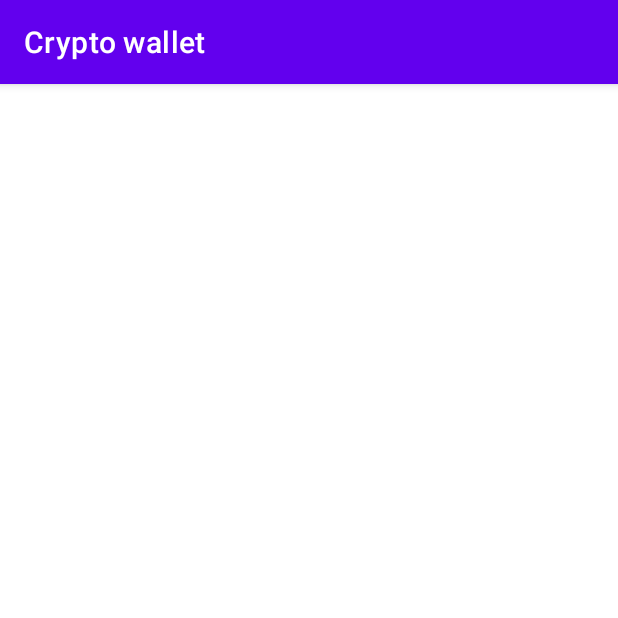
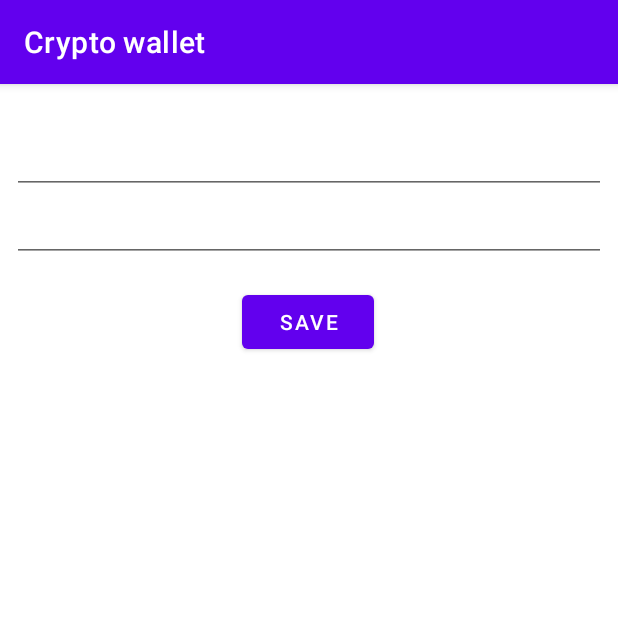
Before and after one commit to matus-olejnik/mobv, an Android app: the screen it shows after launch (MainActivity), after a tap on "KONTAKTY", on a phone screen of 412 x 824 dp, the top half of it. Run offline under Robolectric (Android 15) with nearby library versions, the phone set to English and light mode, and no system bars; our stand-ins replace Room's generated code, data binding.

Commit message:
feat: Contacts logic implementation

```diff
--- /dev/null
+++ b/app/src/main/java/com/emmm/mobv/screens/contacts/ContactsAdapter.kt
@@ -0,0 +1,28 @@
+package com.emmm.mobv.screens.contacts
+
+import android.view.LayoutInflater
+import android.view.ViewGroup
+import androidx.recyclerview.widget.RecyclerView
+import com.emmm.mobv.data.db.model.ContactItem
+import com.emmm.mobv.databinding.ContactItemBinding
+
+class ContactsAdapter(private val contactsViewModel: ContactsViewModel) : RecyclerView.Adapter<ContactsViewHolder>() {
+
+    var contacts = listOf<ContactItem>()
+        set(value) {
+            field = value
+            notifyDataSetChanged()
+        }
+
+    override fun onCreateViewHolder(parent: ViewGroup, viewType: Int): ContactsViewHolder {
+        val inflater = LayoutInflater.from(parent.context)
+        val dataBinding = ContactItemBinding.inflate(inflater, parent, false)
+        return ContactsViewHolder(dataBinding, contactsViewModel)
+    }
+
+    override fun getItemCount() = contacts.size
+
+    override fun onBindViewHolder(holder: ContactsViewHolder, position: Int) {
+        holder.setup(contacts[position])
+    }
+}
--- a/app/src/main/java/com/emmm/mobv/screens/contacts/ContactsFragment.kt
+++ b/app/src/main/java/com/emmm/mobv/screens/contacts/ContactsFragment.kt
@@ -1,7 +1,47 @@
 package com.emmm.mobv.screens.contacts;
 
+import android.os.Bundle
+import android.view.LayoutInflater
+import android.view.View
+import android.view.ViewGroup
+import androidx.databinding.DataBindingUtil
 import androidx.fragment.app.Fragment
+import androidx.lifecycle.ViewModelProvider
+import androidx.recyclerview.widget.LinearLayoutManager
+import androidx.recyclerview.widget.RecyclerView
+import com.emmm.mobv.R
+import com.emmm.mobv.data.util.Injection
+import com.emmm.mobv.databinding.ContactsFragmentBinding
 
 class ContactsFragment : Fragment() {
-    //TODO
+
+    private lateinit var contactsViewModel: ContactsViewModel
+    private lateinit var binding: ContactsFragmentBinding
+
+    override fun onCreateView(
+        inflater: LayoutInflater, container: ViewGroup?,
+        savedInstanceState: Bundle?
+    ): View? {
+        // Inflate the layout for this fragment
+        binding = DataBindingUtil.inflate(
+            inflater, R.layout.contacts_fragment, container, false
+        )
+        binding.lifecycleOwner = this
+        contactsViewModel =
+            ViewModelProvider(this, Injection.provideViewModelFactory(requireContext()))
+                .get(ContactsViewModel::class.java)
+
+        binding.model = contactsViewModel
+
+        binding.contactList.layoutManager = LinearLayoutManager(context, RecyclerView.VERTICAL, false)
+        //binding.wordsList.layoutManager = LinearLayoutManager(context,RecyclerView.VERTICAL,true)
+        //binding.wordsList.layoutManager = LinearLayoutManager(context,RecyclerView.HORIZONTAL,false)
+        //binding.wordsList.layoutManager = GridLayoutManager(context,3,RecyclerView.VERTICAL,false)
+
+        val adapter = ContactsAdapter(contactsViewModel)
+        binding.contactList.adapter = adapter
+        contactsViewModel.contacts.observe(viewLifecycleOwner) { adapter.contacts = it }
+
+        return binding.root
+    }
 }
--- a/app/src/main/java/com/emmm/mobv/screens/contacts/ContactsViewModel.kt
+++ b/app/src/main/java/com/emmm/mobv/screens/contacts/ContactsViewModel.kt
@@ -1,7 +1,38 @@
 package com.emmm.mobv.screens.contacts;
 
+import android.util.Log
+import androidx.lifecycle.LiveData
+import androidx.lifecycle.MutableLiveData
 import androidx.lifecycle.ViewModel
+import androidx.lifecycle.viewModelScope
+import com.emmm.mobv.data.DataRepository
+import com.emmm.mobv.data.db.model.ContactItem
+import kotlinx.coroutines.launch
+import java.util.*
 
-class ContactsViewModel : ViewModel() {
-    //TODO
+class ContactsViewModel(private val repository: DataRepository) : ViewModel() {
+
+    private val mainAccountId = "testAccountId" //TODO change "testAccountId" dynamically
+
+    val contacts: LiveData<List<ContactItem>>
+        get() = repository.getAllContacts(mainAccountId)
+
+    val contactNameEditText: MutableLiveData<String> = MutableLiveData()
+
+    val contactAccountIdEditText: MutableLiveData<String> = MutableLiveData()
+
+    fun insertContact() {
+        viewModelScope.launch {
+            val contactItem = ContactItem(
+                UUID.randomUUID().toString(),
+                contactNameEditText.value ?: "Nezadane meno",
+                mainAccountId,
+                contactAccountIdEditText.value ?: "Nezadane account id"
+            )
+            Log.i("ContactsViewModel", "inserting $contactItem")
+
+            repository.insertContact(contactItem)
+        }
+
+    }
 }
--- a/app/src/main/res/layout/contacts_fragment.xml
+++ b/app/src/main/res/layout/contacts_fragment.xml
@@ -1,27 +1,69 @@
-<?xml version="1.0" encoding="utf-8"?><!--
-  ~ Copyright (C) 2019 Google Inc.
-  ~
-  ~ Licensed under the Apache License, Version 2.0 (the "License");
-  ~ you may not use this file except in compliance with the License.
-  ~ You may obtain a copy of the License at
-  ~
-  ~     http://www.apache.org/licenses/LICENSE-2.0
-  ~
-  ~ Unless required by applicable law or agreed to in writing, software
-  ~ distributed under the License is distributed on an "AS IS" BASIS,
-  ~ WITHOUT WARRANTIES OR CONDITIONS OF ANY KIND, either express or implied.
-  ~ See the License for the specific language governing permissions and
-  ~ limitations under the License.
-  -->
+<?xml version="1.0" encoding="utf-8"?>
+<layout xmlns:android="http://schemas.android.com/apk/res/android"
+        xmlns:app="http://schemas.android.com/apk/res-auto">
 
-<layout xmlns:android="http://schemas.android.com/apk/res/android"
-    xmlns:tools="http://schemas.android.com/tools">
+    <data>
+        <variable
+                name="model"
+                type="com.emmm.mobv.screens.contacts.ContactsViewModel"/>
+    </data>
 
     <androidx.constraintlayout.widget.ConstraintLayout
-        android:id="@+id/title_layout"
-        android:layout_width="match_parent"
-        android:layout_height="match_parent"
-        tools:context=".screens.contacts.ContactsFragment">
+            android:layout_width="match_parent"
+            android:layout_height="match_parent">
+
+        <EditText
+                android:id="@+id/contactNameEditText"
+                android:layout_width="0dp"
+                android:layout_height="wrap_content"
+                android:text="@={model.contactNameEditText}"
+                app:layout_constraintStart_toStartOf="parent"
+                app:layout_constraintTop_toTopOf="parent"
+                android:layout_marginTop="28dp"
+                app:layout_constraintEnd_toEndOf="parent"
+                android:layout_marginStart="8dp"
+                android:layout_marginEnd="8dp"
+        />
+
+        <EditText
+                android:id="@+id/contactAccountIdEditText"
+                android:layout_width="0dp"
+                android:layout_height="wrap_content"
+                android:text="@={model.contactAccountIdEditText}"
+                app:layout_constraintStart_toStartOf="parent"
+                app:layout_constraintEnd_toEndOf="parent"
+                android:layout_marginStart="8dp"
+                android:layout_marginEnd="8dp"
+                app:layout_constraintHorizontal_bias="0.0"
+                app:layout_constraintTop_toBottomOf="@+id/contactNameEditText"
+                app:layout_constraintBottom_toTopOf="@+id/word_btn"
+        />
+
+        <Button
+                android:id="@+id/word_btn"
+                android:layout_width="wrap_content"
+                android:layout_height="wrap_content"
+                android:onClick="@{() -> model.insertContact()}"
+                android:text="Save"
+                app:layout_constraintEnd_toEndOf="parent"
+                app:layout_constraintStart_toStartOf="parent"
+                app:layout_constraintTop_toBottomOf="@+id/contactAccountIdEditText"
+                android:layout_marginTop="16dp"
+                app:layout_constraintHorizontal_bias="0.498"
+        />
+
+        <androidx.recyclerview.widget.RecyclerView
+                android:id="@+id/contactList"
+                app:layout_constraintBottom_toBottomOf="parent"
+                app:layout_constraintStart_toStartOf="parent"
+                android:layout_marginStart="8dp"
+                app:layout_constraintEnd_toEndOf="parent"
+                android:layout_marginEnd="8dp"
+                android:layout_marginBottom="8dp"
+                android:layout_width="0dp"
+                android:layout_height="0dp"
+                app:layout_constraintTop_toBottomOf="@+id/word_btn"
+        />
 
     </androidx.constraintlayout.widget.ConstraintLayout>
 </layout>
```
Also changed, not shown: app/src/main/java/com/emmm/mobv/screens/contacts/ContactsViewHolder.kt (added, +21 -0 lines).
